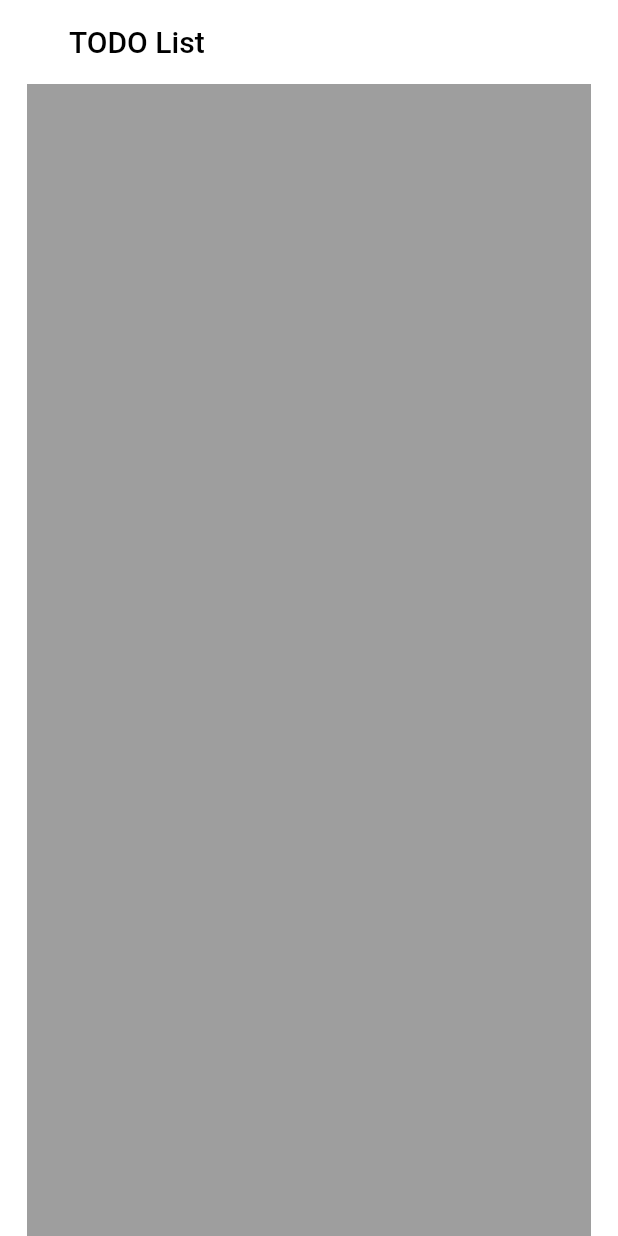
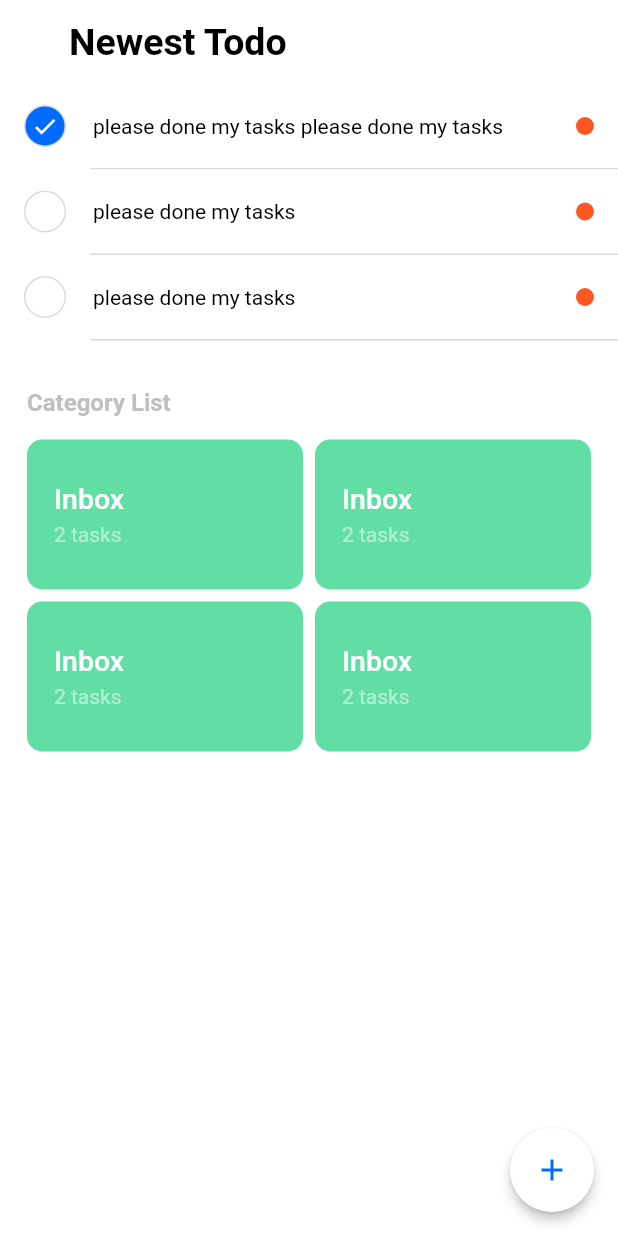
Before and after one commit to devAmirHemmati/task-list, a Flutter app: the screen it shows after launch, on a phone screen of 412 x 824 dp. Run offline on Flutter 3.47's test engine with Material 2 defaults, Android fonts, the phone set to English and light mode, and no system bars; drawn by our look-alikes of flutter_slidable; our stand-ins replace hexcolor.

Commit message:
build: taskCard(component) categoryCard(component)
develop:
home(page)

```diff
--- /dev/null
+++ b/lib/components/category_card.dart
@@ -0,0 +1,57 @@
+import 'package:flutter/material.dart';
+
+class CategoryCard extends StatelessWidget {
+  late Color _color;
+  late String _title;
+  late int _length;
+
+  CategoryCard({
+    required Color color,
+    required String title,
+    required int lengths,
+  }) {
+    this._color = color;
+    this._title = title;
+    this._length = lengths;
+  }
+
+  @override
+  Widget build(BuildContext context) {
+    return Container(
+      child: Container(
+        padding: EdgeInsets.symmetric(
+          horizontal: 18,
+          vertical: 20,
+        ),
+        child: Column(
+          crossAxisAlignment: CrossAxisAlignment.start,
+          mainAxisAlignment: MainAxisAlignment.center,
+          children: [
+            Text(
+              "Inbox",
+              style: TextStyle(
+                fontSize: 19,
+                fontWeight: FontWeight.w500,
+                color: Colors.white,
+              ),
+            ),
+            Padding(
+              padding: EdgeInsets.only(top: 5),
+            ),
+            Text(
+              '${this._length} task${this._length < 2 ? "" : "s"}',
+              style: TextStyle(
+                fontSize: 14,
+                color: Color.fromRGBO(255, 255, 255, 0.5),
+              ),
+            ),
+          ],
+        ),
+      ),
+      decoration: BoxDecoration(
+        borderRadius: BorderRadius.circular(10),
+        color: this._color,
+      ),
+    );
+  }
+}
--- /dev/null
+++ b/lib/components/grid_view_deligate_height.dart
@@ -0,0 +1,82 @@
+/*
+SIMPLE CODE:
+
+...
+GridView.builder(
+            shrinkWrap: true,
+            itemCount: list.length,
+            gridDelegate: SliverGridDelegateWithFixedCrossAxisCountAndFixedHeight(
+                crossAxisCount: 5,
+                crossAxisSpacing: 5,
+                mainAxisSpacing: 5,
+                height: 48.0, //48 dp of height
+...
+*/
+
+import 'package:flutter/material.dart';
+import 'package:flutter/rendering.dart';
+
+class SliverGridDelegateWithFixedCrossAxisCountAndFixedHeight
+    extends SliverGridDelegate {
+  /// Creates a delegate that makes grid layouts with a fixed number of tiles in
+  /// the cross axis.
+  ///
+  /// All of the arguments must not be null. The `mainAxisSpacing` and
+  /// `crossAxisSpacing` arguments must not be negative. The `crossAxisCount`
+  /// and `childAspectRatio` arguments must be greater than zero.
+  const SliverGridDelegateWithFixedCrossAxisCountAndFixedHeight({
+    required this.crossAxisCount,
+    this.mainAxisSpacing = 0.0,
+    this.crossAxisSpacing = 0.0,
+    this.height = 56.0,
+  })  : assert(crossAxisCount != null && crossAxisCount > 0),
+        assert(mainAxisSpacing != null && mainAxisSpacing >= 0),
+        assert(crossAxisSpacing != null && crossAxisSpacing >= 0),
+        assert(height != null && height > 0);
+
+  /// The number of children in the cross axis.
+  final int crossAxisCount;
+
+  /// The number of logical pixels between each child along the main axis.
+  final double mainAxisSpacing;
+
+  /// The number of logical pixels between each child along the cross axis.
+  final double crossAxisSpacing;
+
+  /// The height of the crossAxis.
+  final double height;
+
+  bool _debugAssertIsValid() {
+    assert(crossAxisCount > 0);
+    assert(mainAxisSpacing >= 0.0);
+    assert(crossAxisSpacing >= 0.0);
+    assert(height > 0.0);
+    return true;
+  }
+
+  @override
+  SliverGridLayout getLayout(SliverConstraints constraints) {
+    assert(_debugAssertIsValid());
+    final double usableCrossAxisExtent =
+        constraints.crossAxisExtent - crossAxisSpacing * (crossAxisCount - 1);
+    final double childCrossAxisExtent = usableCrossAxisExtent / crossAxisCount;
+    final double childMainAxisExtent = height;
+    return SliverGridRegularTileLayout(
+      crossAxisCount: crossAxisCount,
+      mainAxisStride: childMainAxisExtent + mainAxisSpacing,
+      crossAxisStride: childCrossAxisExtent + crossAxisSpacing,
+      childMainAxisExtent: childMainAxisExtent,
+      childCrossAxisExtent: childCrossAxisExtent,
+      reverseCrossAxis: axisDirectionIsReversed(constraints.crossAxisDirection),
+    );
+  }
+
+  @override
+  bool shouldRelayout(
+      SliverGridDelegateWithFixedCrossAxisCountAndFixedHeight oldDelegate) {
+    return oldDelegate.crossAxisCount != crossAxisCount ||
+        oldDelegate.mainAxisSpacing != mainAxisSpacing ||
+        oldDelegate.crossAxisSpacing != crossAxisSpacing ||
+        oldDelegate.height != height;
+  }
+}
--- /dev/null
+++ b/lib/components/task_card.dart
@@ -0,0 +1,128 @@
+import 'package:flutter/material.dart';
+import 'package:flutter_slidable/flutter_slidable.dart';
+import 'package:hexcolor/hexcolor.dart';
+import 'package:my/constants.dart';
+
+class TaskCard extends StatelessWidget {
+  late bool _isActive;
+  late Color _categoryColor;
+  late String _title;
+
+  TaskCard({
+    required bool isActive,
+    required Color categoryColor,
+    required String title,
+  }) {
+    this._isActive = isActive;
+    this._categoryColor = categoryColor;
+    this._title = title;
+  }
+
+  @override
+  Widget build(BuildContext context) {
+    Size screenSize = MediaQuery.of(context).size;
+
+    return Slidable(
+      actionPane: SlidableDrawerActionPane(),
+      actionExtentRatio: 0.25,
+      child: Container(
+        color: Colors.white,
+        child: Material(
+          color: Colors.transparent,
+          child: InkWell(
+            child: Column(
+              children: [
+                Container(
+                  child: ListTile(
+                    title: Row(
+                      mainAxisAlignment: MainAxisAlignment.spaceBetween,
+                      children: [
+                        Row(
+                          children: [
+                            Container(
+                              width: 28,
+                              height: 28,
+                              decoration: BoxDecoration(
+                                border: Border.all(
+                                  color: HexColor(
+                                    THEME_COLORS['secondary-1'],
+                                  ),
+                                  width: 1,
+                                ),
+                                shape: BoxShape.circle,
+                                color: this._isActive
+                                    ? HexColor(THEME_COLORS['primary-1'])
+                                    : Colors.white,
+                              ),
+                              child: this._isActive
+                                  ? Center(
+                                      child: Icon(
+                                        Icons.check,
+                                        color: Colors.white,
+                                        size: 18,
+                                      ),
+                                    )
+                                  : null,
+                            ),
+                            Padding(
+                              padding: EdgeInsets.only(
+                                left: 18,
+                              ),
+                            ),
+                            Container(
+                              width: screenSize.width / 1.4,
+                              child: RichText(
+                                maxLines: 1,
+                                text: TextSpan(
+                                  text: this._title,
+                                  style: TextStyle(
+                                    color: Colors.black,
+                                  ),
+                                ),
+                              ),
+                            ),
+                          ],
+                        ),
+                        Container(
+                          width: 12,
+                          height: 12,
+                          decoration: BoxDecoration(
+                            shape: BoxShape.circle,
+                            color: this._categoryColor,
+                          ),
+                        ),
+                      ],
+                    ),
+                  ),
+                ),
+                Padding(
+                  padding: EdgeInsets.only(left: 60),
+                  child: Container(
+                    decoration: BoxDecoration(
+                      border: Border(
+                        bottom: BorderSide(
+                          color: HexColor(
+                            THEME_COLORS['secondary-1'],
+                          ),
+                        ),
+                      ),
+                    ),
+                  ),
+                ),
+              ],
+            ),
+            onTap: () {},
+          ),
+        ),
+      ),
+      actions: <Widget>[
+        IconSlideAction(
+          caption: 'Delete',
+          color: Colors.red[400],
+          icon: Icons.delete,
+          onTap: () {},
+        ),
+      ],
+    );
+  }
+}
--- a/lib/constants.dart
+++ b/lib/constants.dart
@@ -1,4 +1,7 @@
 Map<String, dynamic> THEME_COLORS = {
   "pink-1": 0xfffd4485,
   "pink-2": 0xFFF8B1BC,
+  "secondary-1": '#DADADA',
+  "secondary-2": '#bebfc1',
+  "primary-1": '#006cff',
 };
--- a/lib/screens/home.dart
+++ b/lib/screens/home.dart
@@ -1,10 +1,93 @@
 import 'dart:io';
 
 import 'package:flutter/material.dart';
+import 'package:hexcolor/hexcolor.dart';
+import 'package:my/components/category_card.dart';
+import 'package:my/components/grid_view_deligate_height.dart';
+import 'package:my/components/task_card.dart';
+import 'package:my/constants.dart';
 
 class HomeScreen extends StatelessWidget {
   Future<bool> _handleWillPop() async {
     exit(0);
+  }
+
+  Widget _NewestTodo() {
+    return Column(
+      children: [
+        TaskCard(
+          categoryColor: Colors.deepOrange,
+          isActive: true,
+          title:
+              "please done my tasks please done my tasks please done my tasks please done my tasks tasks please done my tasks please done my tasks",
+        ),
+        TaskCard(
+          categoryColor: Colors.deepOrange,
+          isActive: false,
+          title: "please done my tasks",
+        ),
+        TaskCard(
+          categoryColor: Colors.deepOrange,
+          isActive: false,
+          title: "please done my tasks",
+        ),
+      ],
+    );
+  }
+
+  Widget _CategoryList(BuildContext context) {
+    var size = MediaQuery.of(context).size;
+
+    /*24 is for notification bar on Android*/
+    final double itemHeight = (size.height - kToolbarHeight - 24) / 2;
+    final double itemWidth = size.width + size.width;
+
+    return Container(
+      alignment: Alignment.topLeft,
+      padding: EdgeInsets.only(
+        top: 32,
+        left: 18,
+        right: 18,
+      ),
+      child: Column(
+        crossAxisAlignment: CrossAxisAlignment.start,
+        children: [
+          Text(
+            'Category List',
+            style: TextStyle(
+              fontSize: 16,
+              fontWeight: FontWeight.bold,
+              color: HexColor(
+                THEME_COLORS['secondary-2'],
+              ),
+            ),
+          ),
+          Padding(
+            padding: EdgeInsets.only(
+              top: 15,
+            ),
+          ),
+          GridView.builder(
+            itemCount: 4,
+            shrinkWrap: true,
+            gridDelegate:
+                SliverGridDelegateWithFixedCrossAxisCountAndFixedHeight(
+              crossAxisCount: 2,
+              crossAxisSpacing: 8,
+              mainAxisSpacing: 8,
+              height: 100,
+            ),
+            itemBuilder: (BuildContext context, int index) {
+              return CategoryCard(
+                color: HexColor("#61DEA4"),
+                title: "Inbox",
+                lengths: 2,
+              );
+            },
+          )
+        ],
+      ),
+    );
   }
 
   @override
@@ -17,20 +100,33 @@ class HomeScreen extends StatelessWidget {
           title: Padding(
             padding: EdgeInsets.only(left: 30),
             child: Text(
-              "TODO List",
+              "Newest Todo",
               style: TextStyle(
                 color: Colors.black,
+                fontWeight: FontWeight.bold,
+                fontSize: 25,
               ),
             ),
           ),
           backgroundColor: Colors.white,
           elevation: 0,
         ),
-        body: Container(
-          padding: EdgeInsets.symmetric(horizontal: 18),
-          child: Container(
-            color: Colors.black38,
+        body: ListView(
+          children: [
+            _NewestTodo(),
+            _CategoryList(context),
+          ],
+        ),
+        floatingActionButton: FloatingActionButton(
+          onPressed: () {},
+          child: Icon(
+            Icons.add,
+            color: HexColor(
+              THEME_COLORS['primary-1'],
+            ),
           ),
+          backgroundColor: Colors.white,
+          elevation: 3,
         ),
       ),
       onWillPop: _handleWillPop,
--- a/pubspec.yaml
+++ b/pubspec.yaml
@@ -28,6 +28,8 @@ dependencies:
   # The following adds the Cupertino Icons font to your application.
   # Use with the CupertinoIcons class for iOS style icons.
   cupertino_icons: ^1.0.2
+  flutter_slidable: ^0.6.0
+  hexcolor: ^2.0.4
 
 dev_dependencies:
   flutter_test:
```
Also changed, not shown: pubspec.lock, 1 other file.
